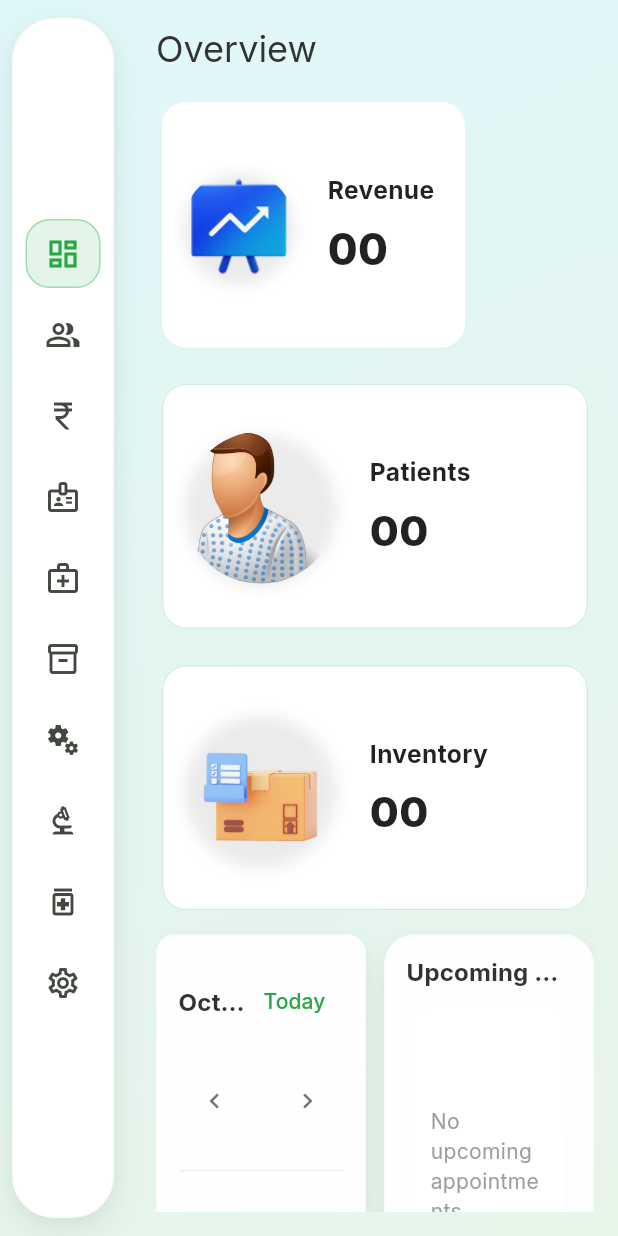
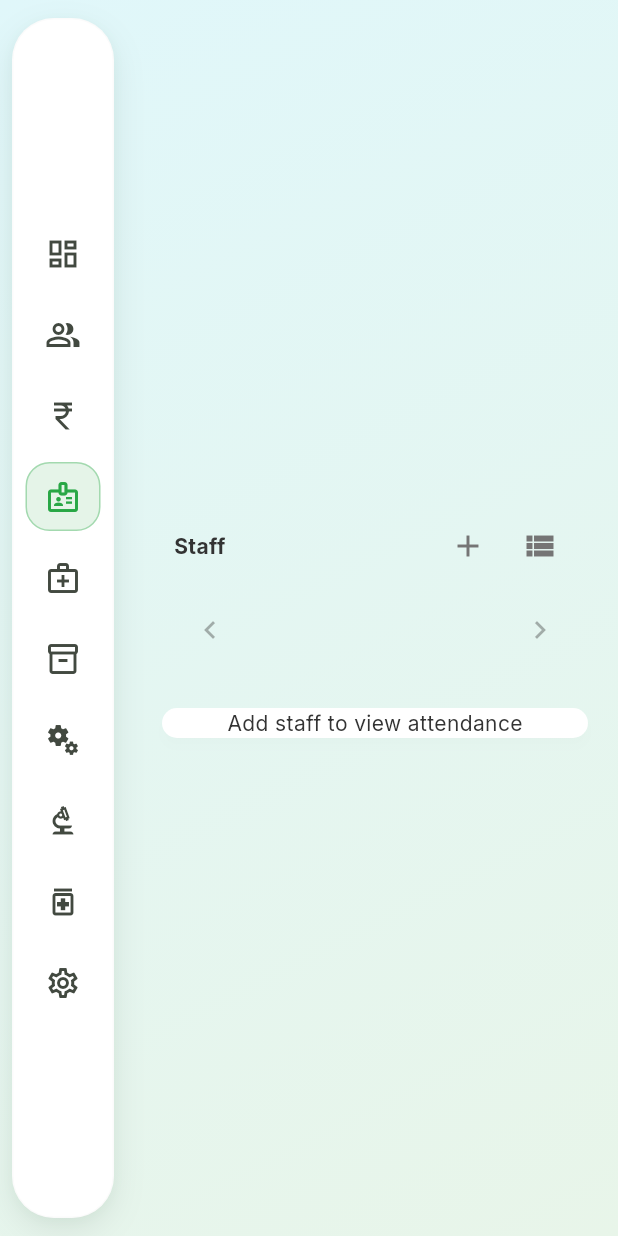
Before and after one commit to shawnsam890ai-ops/odontist-plus, a Flutter app: the DashboardPage screen opened by its route, on a phone screen of 412 x 824 dp. Run offline on Flutter 3.47's test engine with Material 3 defaults, Android fonts, the phone set to English and light mode, and no system bars; our stand-ins replace file_picker, firebase_core, flutter_animate, flutter_svg, google_fonts, pdf and 2 more; accounts and stored records are empty.

Commit message:
Staff UI 2.0

```diff
--- a/lib/ui/pages/attendance_view.dart
+++ b/lib/ui/pages/attendance_view.dart
@@ -23,12 +23,18 @@ class _MonthlyAttendanceViewState extends State<MonthlyAttendanceView> {
   final _monthlySalaryController = TextEditingController();
   bool _staffCollapsed = false;
   int _staffIdx = 0;
-  bool _staffToggleMode = false; // false = list (scroll), true = single with chevrons
+  bool _staffToggleMode = true; // false = list (scroll), true = single with chevrons (default)
 
   @override
   Widget build(BuildContext context) {
     final provider = context.watch<StaffAttendanceProvider>();
     final staffList = provider.staffNames;
+    // Auto-select first staff if none selected so calendar shows by default
+    if (_staff == null && staffList.isNotEmpty) {
+      WidgetsBinding.instance.addPostFrameCallback((_) {
+        if (mounted && _staff == null) setState(() { _staff = staffList.first; _staffIdx = 0; });
+      });
+    }
     final selectedStaff = _staff;
 
     final calendarCard = selectedStaff == null
@@ -42,6 +48,10 @@ class _MonthlyAttendanceViewState extends State<MonthlyAttendanceView> {
 
     Widget staffPanel({required bool boundedHeight}) {
       return Card(
+        color: Colors.transparent,
+        elevation: 0,
+        shadowColor: Colors.transparent,
+        surfaceTintColor: Colors.transparent,
         child: Padding(
           padding: const EdgeInsets.all(8.0),
           child: Column(children: [
--- a/lib/ui/pages/dashboard_page.dart
+++ b/lib/ui/pages/dashboard_page.dart
@@ -55,7 +55,7 @@ enum DashboardSection {
 }
 
 class _DashboardPageState extends State<DashboardPage> {
-  DashboardSection _section = DashboardSection.overview;
+  DashboardSection _section = DashboardSection.staffAttendance; // default to Staff view
   // Removed "Customize" mode; simplified static layout
 
   @override
```
